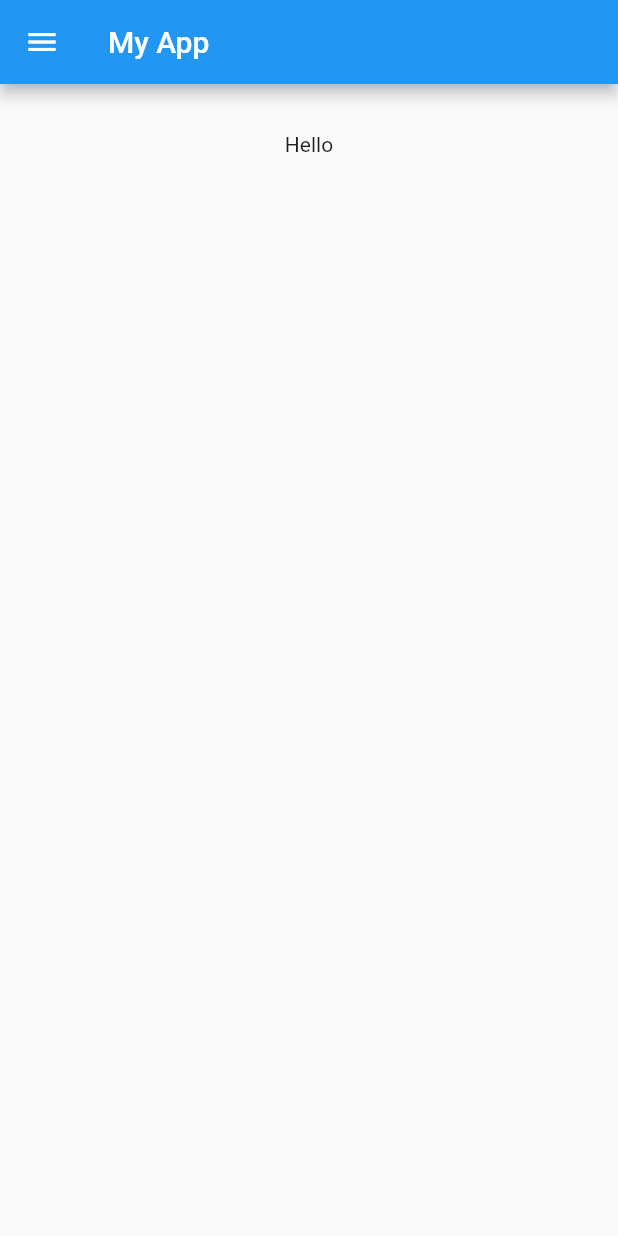
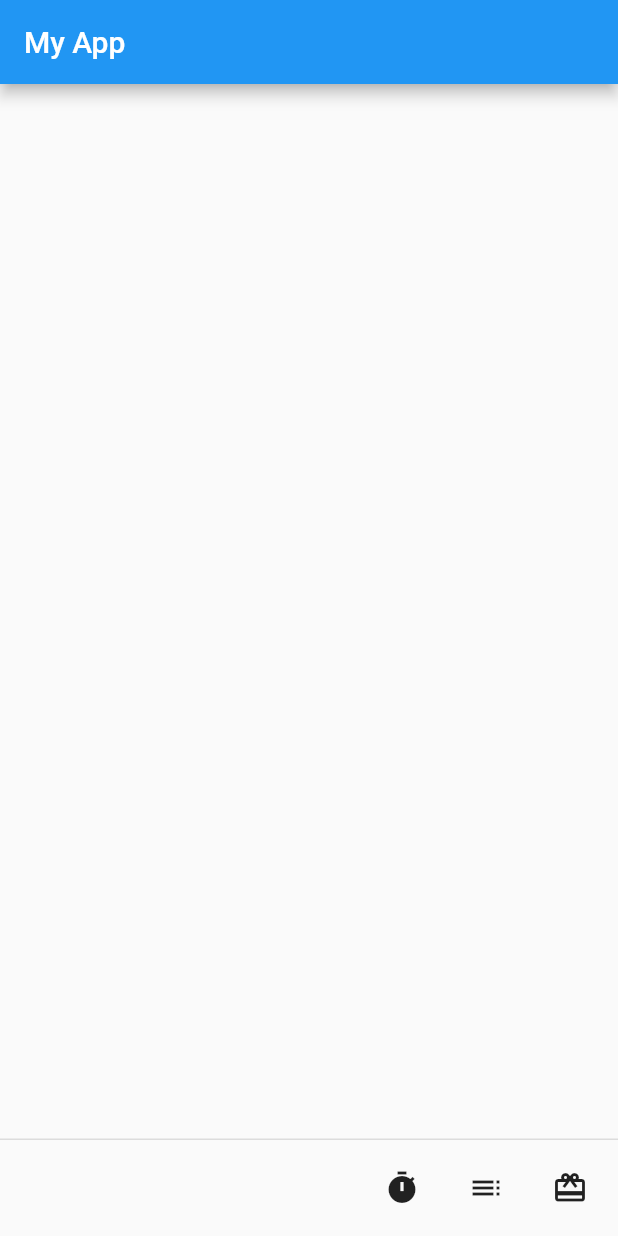
Before and after one commit to geordanex/Flutter-showcase, a Flutter app: the screen it shows after launch, on a phone screen of 412 x 824 dp. Run offline on Flutter 3.47's test engine with Material 2 defaults, Android fonts, the phone set to English and light mode, and no system bars.

Commit message:
Implementacion Footer Buttons

```diff
--- a/lib/main.dart
+++ b/lib/main.dart
@@ -8,6 +8,8 @@ class MyApp extends StatefulWidget {
 }
 
 class _State extends State<MyApp> {
+  String _value = '';
+  void _onClick(String value) => setState(() => _value = value);
 
   @override
   Widget build(BuildContext context) {
@@ -15,27 +17,25 @@ class _State extends State<MyApp> {
       appBar: new AppBar(
         title: new Text('My App'),
       ),
-      drawer: new Drawer(
-        child: new Container(
-          padding: new EdgeInsets.all(32.0),
-          child: new Column(
-            children: <Widget>[
-              new Text("Hello Drawer"),
-              new RaisedButton(
-                onPressed: () => Navigator.pop(context),
-                child: new Text('Close')
-              )
-            ],
-          ),
+      persistentFooterButtons: <Widget>[
+        new IconButton(
+          icon: new Icon(Icons.timer),
+          onPressed: () => _onClick('Button 1'),
         ),
-      ),
+        new IconButton(
+          icon: new Icon(Icons.toc),
+          onPressed: () => _onClick('Button 2'),
+        ),
+        new IconButton(
+          icon: new Icon(Icons.card_giftcard),
+          onPressed: () => _onClick('Button 3'),
+        ),
+      ],
       body: new Container(
         padding: new EdgeInsets.all(32.0),
         child: new Center(
           child: new Column(
-            children: <Widget>[
-              new Text('Hello')
-            ],
+            children: <Widget>[new Text(_value)],
           ),
         ),
       ),
```
